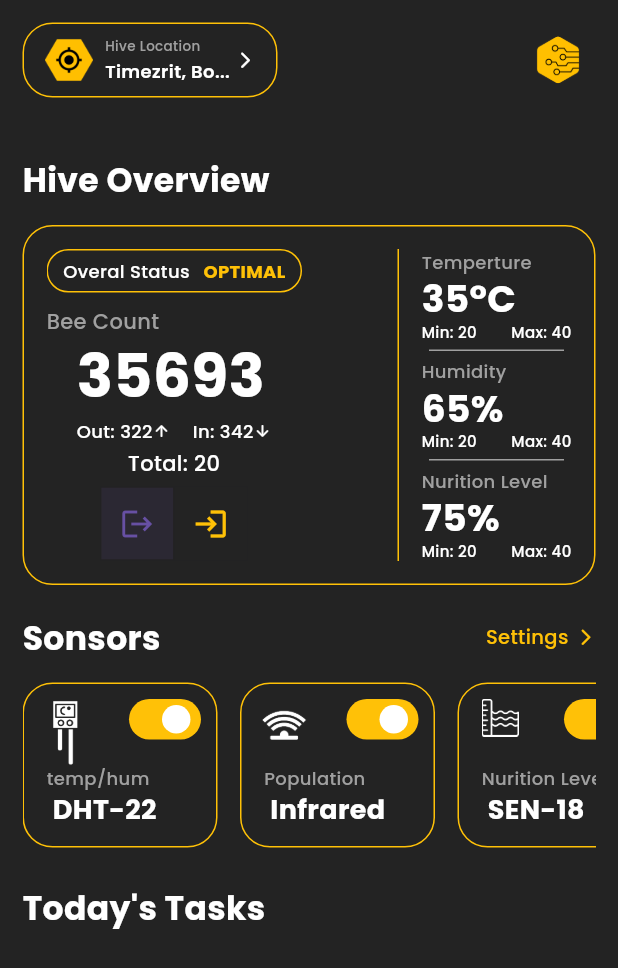
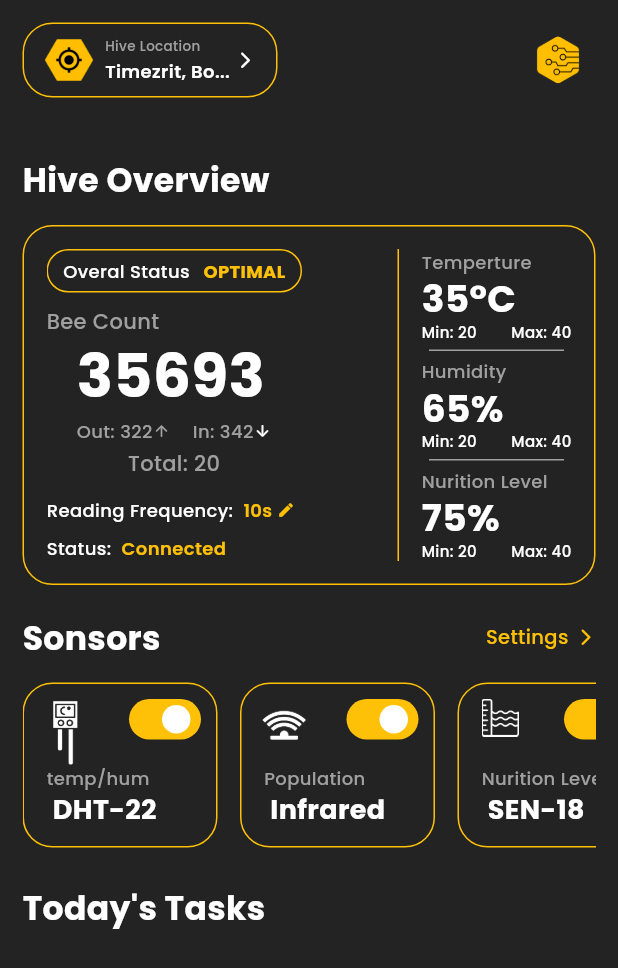
Before and after one commit to anisbfd/Smart-BeeHive-Application, a Flutter app: the HomePage screen opened directly, on a phone screen of 412 x 824 dp. Shown: the top 968 px of the screen. Run offline on Flutter 3.47's test engine with Material 3 defaults, Android fonts, the phone set to English and light mode, and no system bars; drawn by our look-alikes of flutter_switch; our stand-ins replace get.

Commit message:
frontEnd1

```diff
--- a/lib/pages/HomePage.dart
+++ b/lib/pages/HomePage.dart
@@ -5,6 +5,8 @@ final String location = 'Timezrit, Boum ...';
 int population = 35673;
 int bin = 342;
 int bout = 322;
+int freq = 10;
+String connection = 'Connected';
 
 class HomePage extends StatelessWidget {
   const HomePage({super.key});
@@ -278,7 +280,11 @@ class HomePage extends StatelessWidget {
                                                     Text(
                                                       'In: $bin',
                                                       style: TextStyle(
-                                                          color: Colors.white,
+                                                          color: Color.fromARGB(
+                                                              255,
+                                                              160,
+                                                              160,
+                                                              160),
                                                           fontSize: 12,
                                                           fontWeight:
                                                               FontWeight.w500),
@@ -299,7 +305,11 @@ class HomePage extends StatelessWidget {
                                                     Text(
                                                       'Out: $bout',
                                                       style: TextStyle(
-                                                          color: Colors.white,
+                                                          color: Color.fromARGB(
+                                                              255,
+                                                              160,
+                                                              160,
+                                                              160),
                                                           fontSize: 12,
                                                           fontWeight:
                                                               FontWeight.w500),
@@ -307,7 +317,8 @@ class HomePage extends StatelessWidget {
                                                     Icon(
                                                       Icons
                                                           .arrow_upward_rounded,
-                                                      color: Colors.white,
+                                                      color: Color.fromARGB(
+                                                          255, 160, 160, 160),
                                                       size: 12,
                                                     ),
                                                   ],
@@ -319,7 +330,8 @@ class HomePage extends StatelessWidget {
                                                 child: Text(
                                                   'Total: ${bin - bout}',
                                                   style: TextStyle(
-                                                      color: Colors.white,
+                                                      color: Color.fromARGB(
+                                                          255, 160, 160, 160),
                                                       fontSize: 14,
                                                       fontWeight:
                                                           FontWeight.w500),
@@ -330,39 +342,77 @@ class HomePage extends StatelessWidget {
                                         ),
                                       ),
                                       Align(
-                                        alignment: Alignment.bottomCenter,
-                                        child: GateControlling(),
-                                      )
-                                      // Center(
-                                      //   child: Row(
-                                      //     children: [
-                                      //       Text(
-                                      //         'In: 342',
-                                      //         style: TextStyle(
-                                      //           color: Colors.white,
-                                      //           fontSize: 12,
-                                      //         ),
-                                      //       ),
-                                      //       Icon(
-                                      //         Icons.arrow_downward_rounded,
-                                      //         color: Colors.white,
-                                      //         size: 12,
-                                      //       ),
-                                      //       Text(
-                                      //         'Out: 322',
-                                      //         style: TextStyle(
-                                      //           color: Colors.white,
-                                      //           fontSize: 12,
-                                      //         ),
-                                      //       ),
-                                      //       Icon(
-                                      //         Icons.arrow_upward_rounded,
-                                      //         color: Colors.white,
-                                      //         size: 12,
-                                      //       ),
-                                      //     ],
-                                      //   ),
-                                      // ),
+                                        alignment: Alignment.bottomLeft,
+                                        child: SizedBox(
+                                          height: 42.5,
+                                          child: Stack(
+                                            children: [
+                                              Align(
+                                                alignment: Alignment.topLeft,
+                                                child: Row(
+                                                  mainAxisSize:
+                                                      MainAxisSize.min,
+                                                  children: [
+                                                    Text(
+                                                      'Reading Frequency:  ',
+                                                      style: TextStyle(
+                                                        color: Colors.white,
+                                                        fontSize: 12,
+                                                        fontWeight:
+                                                            FontWeight.w500,
+                                                      ),
+                                                    ),
+                                                    Text(
+                                                      '${freq}s ',
+                                                      style: TextStyle(
+                                                        color: Colors.amber,
+                                                        fontSize: 12,
+                                                        fontWeight:
+                                                            FontWeight.w600,
+                                                      ),
+                                                    ),
+                                                    Icon(
+                                                      Icons.edit,
+                                                      color: Colors.amber,
+                                                      size: 12,
+                                                    )
+                                                  ],
+                                                ),
+                                              ),
+                                              Row(
+                                                children: [
+                                                  Align(
+                                                    alignment:
+                                                        Alignment.bottomLeft,
+                                                    child: Text(
+                                                      "Status:  ",
+                                                      style: TextStyle(
+                                                        color: Colors.white,
+                                                        fontSize: 12,
+                                                        fontWeight:
+                                                            FontWeight.w500,
+                                                      ),
+                                                    ),
+                                                  ),
+                                                  Align(
+                                                    alignment:
+                                                        Alignment.bottomLeft,
+                                                    child: Text(
+                                                      connection,
+                                                      style: TextStyle(
+                                                        color: Colors.amber,
+                                                        fontSize: 12,
+                                                        fontWeight:
+                                                            FontWeight.w600,
+                                                      ),
+                                                    ),
+                                                  ),
+                                                ],
+                                              ),
+                                            ],
+                                          ),
+                                        ),
+                                      ),
                                     ],
                                   ),
                                 ),
@@ -654,30 +704,3 @@ class _SensorState extends State<Sensor> {
     );
   }
 }
-
-class GateControlling extends StatefulWidget {
-  const GateControlling({super.key});
-
-  @override
-  State<GateControlling> createState() => _GateControllingState();
-}
-
-class _GateControllingState extends State<GateControlling> {
-  List<bool> isOpened = [
-    true,
-    false,
-  ];
-  @override
-  Widget build(BuildContext context) {
-    return ToggleButtons(
-      color: Colors.amber,
-      onPressed: (index) {
-        setState(() {
-          isOpened[index] = !isOpened[index];
-        });
-      },
-      isSelected: isOpened,
-      children: [Icon(Icons.logout), Icon(Icons.login)],
-    );
-  }
-}
--- a/lib/pages/LoginPage.dart
+++ b/lib/pages/LoginPage.dart
@@ -312,27 +312,3 @@ class MyHomePage extends StatelessWidget {
     );
   }
 }
-
-class GateControlling extends StatefulWidget {
-  const GateControlling({super.key});
-
-  @override
-  State<GateControlling> createState() => _GateControllingState();
-}
-
-class _GateControllingState extends State<GateControlling> {
-  List<bool> isOpened = [
-    true,
-    false,
-  ];
-  @override
-  Widget build(BuildContext context) {
-    return ToggleButtons(
-      children: [Icon(Icons.logout), Icon(Icons.login)],
-      onPressed: (index) {
-        isOpened[index] = !isOpened[index];
-      },
-      isSelected: isOpened,
-    );
-  }
-}
```
